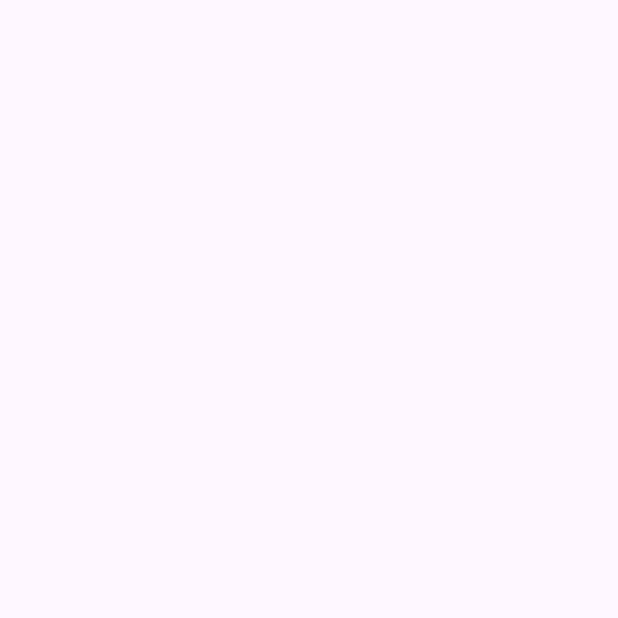
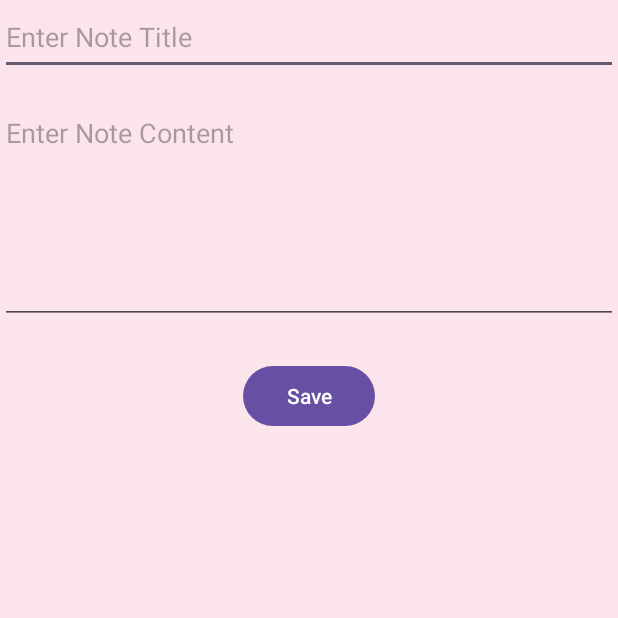
Before and after one commit to liza24-create/NotesApp, an Android app: the AddNoteActivity screen opened directly, with no data from a screen before it, on a phone screen of 412 x 824 dp, the top half of it. Before the commit the part shown is empty. Run offline under Robolectric (Android 15) with nearby library versions, the phone set to English and light mode, and no system bars.

Commit message:
Implemented AddNoteActivity with UI layout and input validation

```diff
--- a/app/src/main/java/com/example/notesapp/AddNoteActivity.java
+++ b/app/src/main/java/com/example/notesapp/AddNoteActivity.java
@@ -1,6 +1,10 @@
 package com.example.notesapp;
 
 import android.os.Bundle;
+import android.view.View;
+import android.widget.Button;
+import android.widget.EditText;
+import android.widget.Toast;
 
 import androidx.activity.EdgeToEdge;
 import androidx.appcompat.app.AppCompatActivity;
@@ -9,6 +13,9 @@ import androidx.core.view.ViewCompat;
 import androidx.core.view.WindowInsetsCompat;
 
 public class AddNoteActivity extends AppCompatActivity {
+
+    private EditText etTitle, etContent;
+    private Button btnSave;
 
     @Override
     protected void onCreate(Bundle savedInstanceState) {
@@ -20,5 +27,22 @@ public class AddNoteActivity extends AppCompatActivity {
             v.setPadding(systemBars.left, systemBars.top, systemBars.right, systemBars.bottom);
             return insets;
         });
+
+
+        etTitle = findViewById(R.id.etTitle);
+        etContent = findViewById(R.id.etContent);
+        btnSave = findViewById(R.id.btnSave);
+
+        btnSave.setOnClickListener(v -> {
+            String title = etTitle.getText().toString().trim();
+            String content = etContent.getText().toString().trim();
+
+            if (title.isEmpty() || content.isEmpty()) {
+                Toast.makeText(AddNoteActivity.this, R.string.error_empty, Toast.LENGTH_SHORT).show();
+            } else {
+                Toast.makeText(AddNoteActivity.this, "Note saved!", Toast.LENGTH_SHORT).show();
+                finish();
+            }
+        });
     }
 }
--- a/app/src/main/res/layout/activity_add_note.xml
+++ b/app/src/main/res/layout/activity_add_note.xml
@@ -1,10 +1,36 @@
-<?xml version="1.0" encoding="utf-8"?>
-<androidx.constraintlayout.widget.ConstraintLayout xmlns:android="http://schemas.android.com/apk/res/android"
-    xmlns:app="http://schemas.android.com/apk/res-auto"
-    xmlns:tools="http://schemas.android.com/tools"
+<LinearLayout xmlns:android="http://schemas.android.com/apk/res/android"
     android:id="@+id/main"
     android:layout_width="match_parent"
     android:layout_height="match_parent"
-    tools:context=".AddNoteActivity">
+    android:orientation="vertical"
+    android:background="#FCE4EC">
 
-</androidx.constraintlayout.widget.ConstraintLayout>
+
+    <EditText
+        android:id="@+id/etTitle"
+        android:layout_width="match_parent"
+        android:layout_height="wrap_content"
+        android:hint="@string/note_title"
+        android:inputType="text"
+        android:minHeight="50dp"
+        android:layout_marginBottom="16dp" />
+
+
+    <EditText
+        android:id="@+id/etContent"
+        android:layout_width="match_parent"
+        android:layout_height="150dp"
+        android:hint="@string/note_content"
+        android:gravity="top|start"
+        android:inputType="textMultiLine"
+        android:layout_marginBottom="24dp" />
+
+
+    <Button
+        android:id="@+id/btnSave"
+        android:layout_width="wrap_content"
+        android:layout_height="wrap_content"
+        android:layout_gravity="center"
+        android:text="@string/btn_save" />
+
+</LinearLayout>
```
